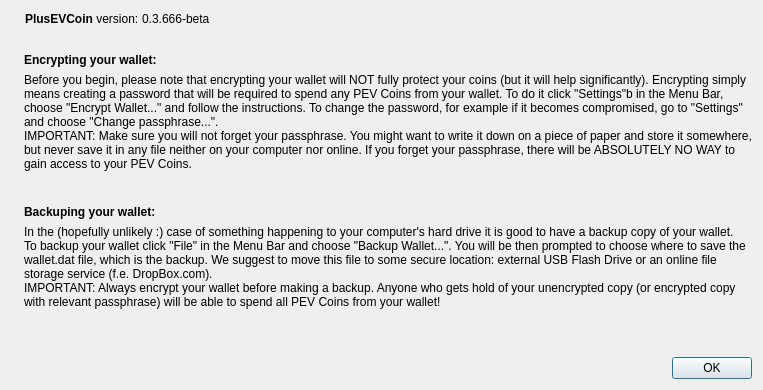
Old version of the form src/qt/forms/protectionTutDialog.ui in the repository plusevcoin/plusevcoin.
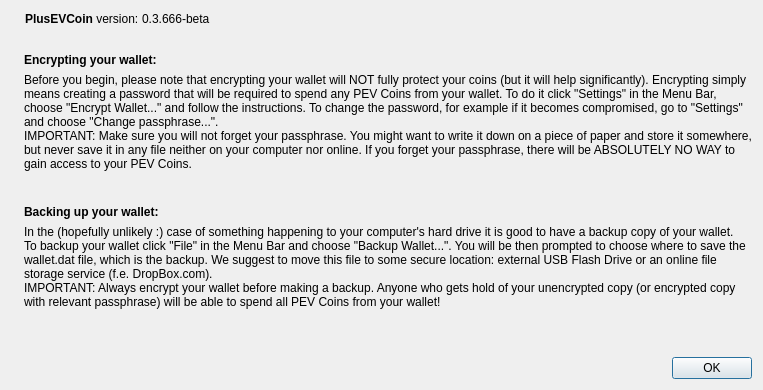
New version of the form. Icons and pictures are not drawn.

```diff
--- a/src/qt/forms/protectionTutDialog.ui
+++ b/src/qt/forms/protectionTutDialog.ui
@@ -136,7 +136,7 @@
        </property>
        <property name="text">
         <string>Before you begin, please note that encrypting your wallet will NOT fully protect your coins (but it will help significantly). Encrypting simply
-means creating a password that will be required to spend any PEV Coins from your wallet. To do it click "Settings"b in the Menu Bar,
+means creating a password that will be required to spend any PEV Coins from your wallet. To do it click "Settings" in the Menu Bar,
 choose "Encrypt Wallet..." and follow the instructions. To change the password, for example if it becomes compromised, go to "Settings"
 and choose "Change passphrase...".
 IMPORTANT: Make sure you will not forget your passphrase. You might want to write it down on a piece of paper and store it somewhere,
@@ -159,7 +159,7 @@
         </sizepolicy>
        </property>
        <property name="text">
-        <string>&lt;html&gt;&lt;head/&gt;&lt;body&gt;&lt;p&gt;&lt;span style=&quot; font-weight:600;&quot;&gt;Backuping your wallet:&lt;/span&gt;&lt;/p&gt;&lt;/body&gt;&lt;/html&gt;</string>
+        <string>&lt;html&gt;&lt;head/&gt;&lt;body&gt;&lt;p&gt;&lt;span style=&quot; font-weight:600;&quot;&gt;Backing up your wallet:&lt;/span&gt;&lt;/p&gt;&lt;/body&gt;&lt;/html&gt;</string>
        </property>
        <property name="textInteractionFlags">
         <set>Qt::LinksAccessibleByMouse|Qt::TextSelectableByKeyboard|Qt::TextSelectableByMouse</set>
```
